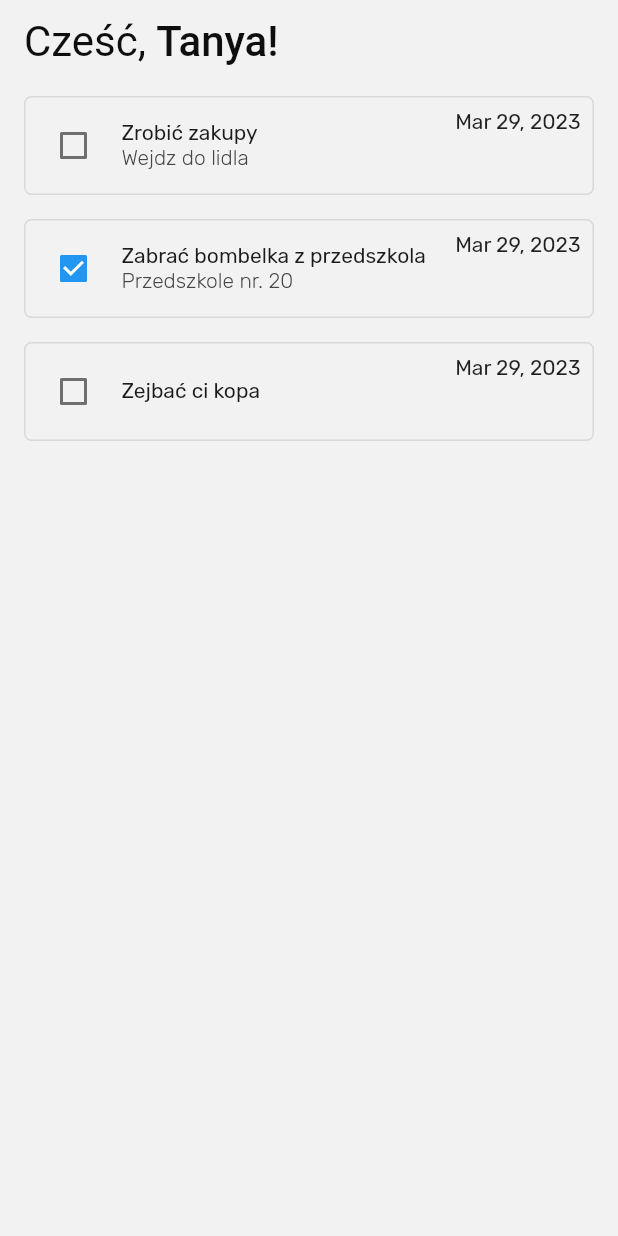
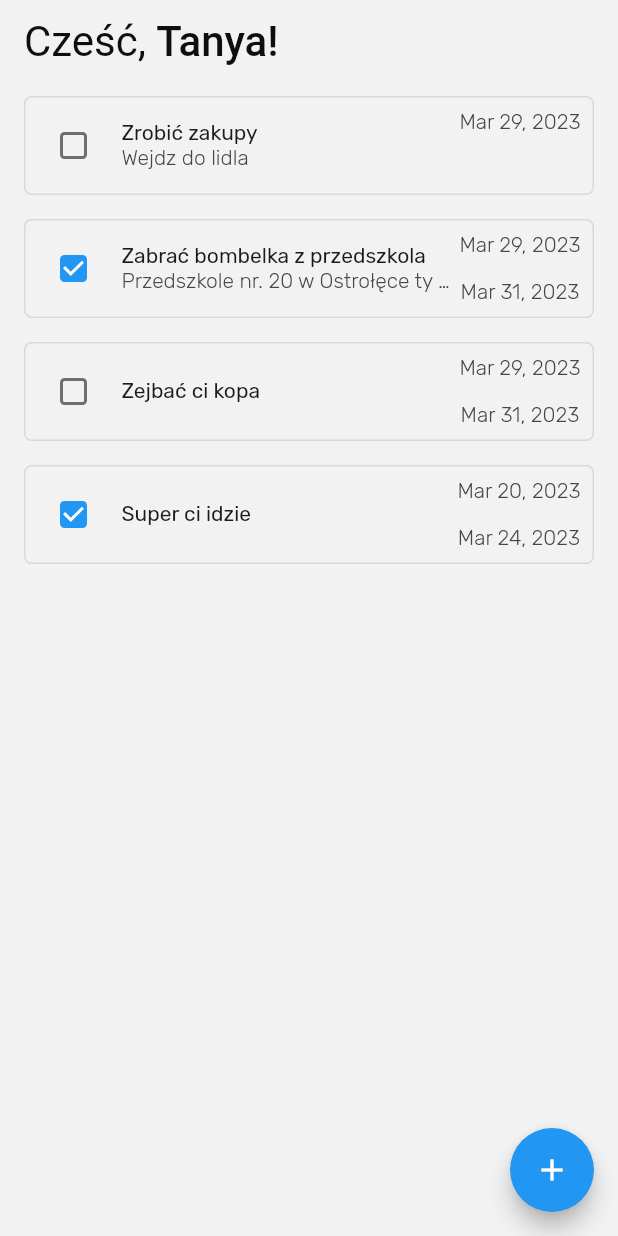
Before and after one commit to Shaking-Donut/ToDoApp-flutter, a Flutter app: the HomeView screen opened by its route, on a phone screen of 412 x 824 dp. Run offline on Flutter 3.47's test engine with Material 2 defaults, Android fonts, the phone set to English and light mode, and no system bars.

Commit message:
added tasks and TodoModel for managing state

```diff
--- /dev/null
+++ b/lib/model/state_model.dart
@@ -0,0 +1,63 @@
+import 'dart:collection';
+
+import 'package:flutter/material.dart';
+import 'package:todo/model/todo_types.dart';
+
+class TodoModel extends ChangeNotifier {
+  final List<Todo> _todos = [
+    Todo(
+      isChecked: false,
+      dateCreated: DateTime(2023, 3, 29),
+      title: 'Zrobić zakupy',
+      todoId: '861239',
+      desc: 'Wejdz do lidla',
+    ),
+    Todo(
+      isChecked: true,
+      dateCreated: DateTime(2023, 3, 29),
+      title: 'Zabrać bombelka z przedszkola',
+      todoId: '861238',
+      dateDue: DateTime(2023, 3, 31),
+      desc: 'Przedszkole nr. 20 w Ostrołęce ty głupia pizdo',
+    ),
+    Todo(
+      isChecked: false,
+      dateCreated: DateTime(2023, 3, 29),
+      title: 'Zejbać ci kopa',
+      todoId: '861237',
+      dateDue: DateTime(2023, 3, 31),
+    ),
+    Todo(
+      isChecked: true,
+      dateCreated: DateTime(2023, 3, 20),
+      title: 'Super ci idzie',
+      todoId: '861236',
+      dateDue: DateTime(2023, 3, 24),
+    ),
+  ];
+
+  UnmodifiableListView<Todo> get todos => UnmodifiableListView(_todos);
+  UnmodifiableListView<Todo> get todosComplete =>
+      UnmodifiableListView(_todos.where((element) => element.isChecked));
+  UnmodifiableListView<Todo> get todosNotComplete =>
+      UnmodifiableListView(_todos.where((element) => !element.isChecked));
+
+  void add(Todo todo) {
+    _todos.add(todo);
+
+    notifyListeners();
+  }
+
+  void remove(Todo todo) {
+    _todos.removeWhere((element) => element.todoId == todo.todoId);
+
+    notifyListeners();
+  }
+
+  void update(Todo todo) {
+    final index = _todos.indexWhere((element) => element.todoId == todo.todoId);
+    _todos[index] = todo;
+
+    notifyListeners();
+  }
+}
--- a/lib/views/home_view.dart
+++ b/lib/views/home_view.dart
@@ -1,34 +1,10 @@
 import 'package:flutter/material.dart';
 import 'package:flutter/services.dart';
+import 'package:provider/provider.dart';
 import 'package:todo/colors.dart';
+import 'package:todo/model/state_model.dart';
 import 'package:todo/model/todo_types.dart';
 import 'package:todo/views/widgets/todo_sliver.dart';
-
-List<Todo> todoList = [
-  Todo(
-    isChecked: false,
-    dateCreated: DateTime(2023, 3, 29),
-    title: 'Zrobić zakupy',
-    todoId: '861239',
-    dateDue: DateTime(2023, 3, 31),
-    desc: 'Wejdz do lidla',
-  ),
-  Todo(
-    isChecked: true,
-    dateCreated: DateTime(2023, 3, 29),
-    title: 'Zabrać bombelka z przedszkola',
-    todoId: '861239',
-    dateDue: DateTime(2023, 3, 31),
-    desc: 'Przedszkole nr. 20',
-  ),
-  Todo(
-    isChecked: false,
-    dateCreated: DateTime(2023, 3, 29),
-    title: 'Zejbać ci kopa',
-    todoId: '861239',
-    dateDue: DateTime(2023, 3, 31),
-  ),
-];
 
 class HomeView extends StatelessWidget {
   const HomeView({super.key});
@@ -61,21 +37,32 @@ class HomeView extends StatelessWidget {
         backgroundColor: AppColors.transparent,
         elevation: 0,
       ),
+      floatingActionButton: FloatingActionButton(
+        onPressed: () {},
+        child: const Icon(Icons.add),
+      ),
       body: SafeArea(
         bottom: true,
         top: true,
-        child: CustomScrollView(
+        child: Consumer<TodoModel>(builder: (context, todo, child) {
+          return CustomScrollView(
             slivers: [
               SliverList(
                 delegate: SliverChildBuilderDelegate(
                   (context, index) {
-                  return TodoSliver(todo: todoList[index]);
+                    return TodoSliver(
+                      todo: todo.todos[index],
+                      callback: (Todo newTodo) {
+                        todo.update(newTodo);
                       },
-                childCount: todoList.length,
+                    );
+                  },
+                  childCount: todo.todos.length,
                 ),
               ),
             ],
-        ),
+          );
+        }),
       ),
     );
   }
--- a/lib/views/widgets/todo_sliver.dart
+++ b/lib/views/widgets/todo_sliver.dart
@@ -2,28 +2,47 @@ import 'package:flutter/material.dart';
 import 'package:intl/intl.dart';
 import 'package:todo/colors.dart';
 import 'package:todo/model/todo_types.dart';
+import 'package:todo/views/todo_screen.dart';
 
 class TodoSliver extends StatefulWidget {
-  const TodoSliver({super.key, required this.todo});
+  const TodoSliver({super.key, required this.todo, required this.callback});
 
   final Todo todo;
+  final Function(Todo newTodo) callback;
 
   @override
-  State<TodoSliver> createState() =>
-      // ignore: no_logic_in_create_state
-      _TodoSliverState(isChecked: todo.isChecked);
+  State<TodoSliver> createState() => _TodoSliverState();
 }
 
 class _TodoSliverState extends State<TodoSliver> {
-  bool? isChecked;
-
-  _TodoSliverState({this.isChecked});
-
   @override
   Widget build(BuildContext context) {
-    String formattedDate = DateFormat.yMMMd().format(widget.todo.dateCreated);
+    String formattedCreateDate =
+        DateFormat.yMMMd().format(widget.todo.dateCreated);
+    String formattedDueDate = widget.todo.dateDue != null
+        ? DateFormat.yMMMd().format(widget.todo.dateDue!)
+        : '';
 
-    return SizedBox(
+    return GestureDetector(
+      onTap: () {
+        showModalBottomSheet(
+          isScrollControlled: true,
+          shape: const RoundedRectangleBorder(
+            borderRadius: BorderRadius.only(
+              topLeft: Radius.circular(16),
+              topRight: Radius.circular(16),
+            ),
+          ),
+          context: context,
+          builder: ((context) => TodoScreen(
+                todo: widget.todo,
+                callback: (newTodo) {
+                  widget.callback(newTodo);
+                },
+              )),
+        );
+      },
+      child: SizedBox(
         height: 82,
         child: Padding(
           padding: const EdgeInsets.symmetric(vertical: 8, horizontal: 16),
@@ -45,11 +64,20 @@ class _TodoSliverState extends State<TodoSliver> {
                   Column(
                     children: [
                       Checkbox(
-                      value: isChecked,
+                        value: widget.todo.isChecked,
+                        shape: RoundedRectangleBorder(
+                          borderRadius: BorderRadius.circular(3),
+                        ),
                         onChanged: (newState) {
-                        setState(() {
-                          isChecked = newState;
-                        });
+                          widget.callback(Todo(
+                            dateCreated: widget.todo.dateCreated,
+                            isChecked: newState!,
+                            title: widget.todo.title,
+                            todoId: widget.todo.todoId,
+                            dateDue: widget.todo.dateDue,
+                            desc: widget.todo.desc,
+                          ));
+                          setState(() {});
                         },
                       ),
                     ],
@@ -66,6 +94,7 @@ class _TodoSliverState extends State<TodoSliver> {
                             style: const TextStyle(
                               color: AppColors.gray7,
                             ),
+                            overflow: TextOverflow.ellipsis,
                           ),
                           if (widget.todo.desc.isNotEmpty)
                             Text(
@@ -74,16 +103,33 @@ class _TodoSliverState extends State<TodoSliver> {
                                 color: AppColors.gray5,
                                 fontWeight: FontWeight.w300,
                               ),
+                              overflow: TextOverflow.ellipsis,
                             ),
                         ],
                       ),
                     ),
                   ),
                   Column(
-                  mainAxisAlignment: MainAxisAlignment.start,
-                  children: [Text(formattedDate)],
+                    mainAxisAlignment: MainAxisAlignment.spaceBetween,
+                    children: [
+                      Text(
+                        formattedCreateDate,
+                        style: const TextStyle(
+                          color: AppColors.gray5,
+                          fontWeight: FontWeight.w300,
+                        ),
+                      ),
+                      Text(
+                        formattedDueDate,
+                        style: const TextStyle(
+                          color: AppColors.gray5,
+                          fontWeight: FontWeight.w300,
+                        ),
                       ),
                     ],
+                  ),
+                ],
+              ),
             ),
           ),
         ),
--- a/pubspec.yaml
+++ b/pubspec.yaml
@@ -36,6 +36,8 @@ dependencies:
   # Use with the CupertinoIcons class for iOS style icons.
   cupertino_icons: ^1.0.2
   intl: ^0.17.0
+  flutter_datetime_picker: ^1.2.5
+  provider: ^6.0.0
 
 dev_dependencies:
   flutter_test:
```
Also changed, not shown: lib/main.dart (+6 -1 lines), lib/views/todo_screen.dart (added, +134 -0 lines), pubspec.lock. Lines whose indentation alone changed are shown as unchanged.
